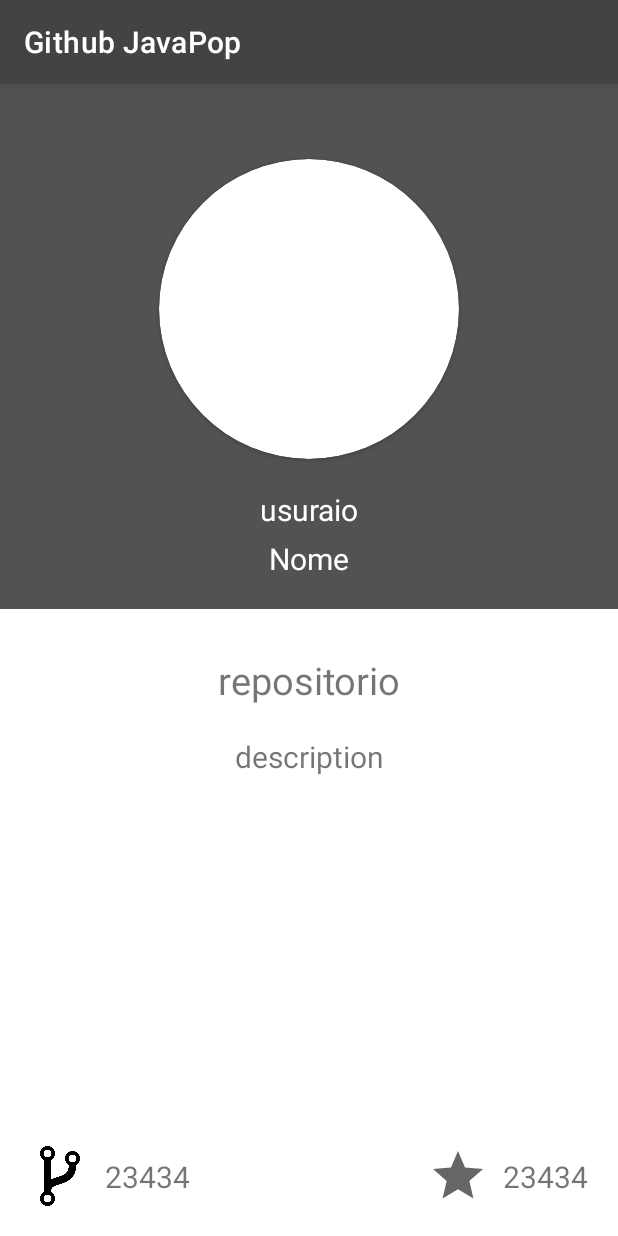
After one commit to LuizFurmann/Android-Java-App, an Android app: the RepoDetailsActivity screen opened directly, with no data from a screen before it, on a phone screen of 412 x 824 dp. The commit adds this screen. Run offline under Robolectric (Android 15) with nearby library versions, the phone set to English and light mode, and no system bars; pictures from the network do not load.

Commit message:
adicionado tela de detalhes e viewBinding

```diff
--- a/app/build.gradle
+++ b/app/build.gradle
@@ -27,7 +27,13 @@ android {
         sourceCompatibility JavaVersion.VERSION_1_8
         targetCompatibility JavaVersion.VERSION_1_8
     }
+
+    buildFeatures{
+        viewBinding = true
+    }
+
 }
+
 
 dependencies {
 
--- /dev/null
+++ b/app/src/main/java/com/aplicativo/topijava/view/RepoDetailsActivity.java
@@ -0,0 +1,46 @@
+package com.aplicativo.topijava.view;
+
+import androidx.appcompat.app.AppCompatActivity;
+import android.content.Intent;
+import android.os.Bundle;
+import com.aplicativo.topijava.databinding.ActivityRepoDetailsBinding;
+import com.aplicativo.topijava.model.Data;
+import com.aplicativo.topijava.model.Owner;
+import com.bumptech.glide.Glide;
+
+public class RepoDetailsActivity extends AppCompatActivity {
+
+    private ActivityRepoDetailsBinding binding;
+
+    @Override
+    protected void onCreate(Bundle savedInstanceState) {
+        binding = ActivityRepoDetailsBinding.inflate(getLayoutInflater());
+        super.onCreate(savedInstanceState);
+        setContentView(binding.getRoot());
+
+        updateView();
+    }
+
+    private void updateView(){
+        Intent intent = getIntent();
+        if (intent.getParcelableExtra("repo") != null) {
+            Data repo = (Data) getIntent().getParcelableExtra("repo");
+            Data data = repo;
+
+            binding.tvUsername.setText(data.getLogin());
+            binding.tvFullname.setText(data.getFull_name());
+            binding.tvRepoName.setText(data.getName());
+            binding.tvRepoDescription.setText(data.getDescription());
+            binding.tvFork.setText(data.getForsk());
+            binding.tvStar.setText(data.getStargazers_count());
+
+            if (intent.getParcelableExtra("imgProfile") != null) {
+                Owner profile = (Owner) getIntent().getParcelableExtra("imgProfile");
+                Owner image = profile;
+                Glide.with(binding.imgProfile)
+                        .load(profile.getAvatar_url())
+                        .into(binding.imgProfile);
+            }
+        }
+    }
+}
--- a/app/src/main/res/layout/activity_main.xml
+++ b/app/src/main/res/layout/activity_main.xml
@@ -4,7 +4,7 @@
     xmlns:tools="http://schemas.android.com/tools"
     android:layout_width="match_parent"
     android:layout_height="match_parent"
-    tools:context=".MainActivity">
+    tools:context=".view.MainActivity">
 
     <androidx.recyclerview.widget.RecyclerView
         android:id="@+id/rvUsuarios"
--- /dev/null
+++ b/app/src/main/res/layout/activity_repo_details.xml
@@ -0,0 +1,130 @@
+<?xml version="1.0" encoding="utf-8"?>
+<androidx.constraintlayout.widget.ConstraintLayout xmlns:android="http://schemas.android.com/apk/res/android"
+    xmlns:app="http://schemas.android.com/apk/res-auto"
+    xmlns:tools="http://schemas.android.com/tools"
+    android:layout_width="match_parent"
+    android:layout_height="match_parent"
+    tools:context=".view.RepoDetailsActivity">
+
+    <androidx.constraintlayout.widget.ConstraintLayout
+        android:id="@+id/cardImgProfile"
+        android:layout_width="match_parent"
+        android:layout_height="wrap_content"
+        android:paddingBottom="20dp"
+        android:background="@color/grey"
+        app:layout_constraintTop_toTopOf="parent"
+        app:layout_constraintStart_toStartOf="parent"
+        app:layout_constraintEnd_toEndOf="parent">
+
+        <androidx.cardview.widget.CardView
+            android:id="@+id/cardProfile"
+            android:layout_width="200dp"
+            android:layout_height="200dp"
+            android:layout_marginTop="50dp"
+            android:layout_gravity="center"
+            app:cardCornerRadius="250dp"
+            app:layout_constraintTop_toTopOf="parent"
+            app:layout_constraintStart_toStartOf="parent"
+            app:layout_constraintEnd_toEndOf="parent">
+
+            <ImageView
+                android:id="@+id/imgProfile"
+                android:layout_width="200dp"
+                android:layout_height="150dp"
+                android:layout_gravity="center"/>
+        </androidx.cardview.widget.CardView>
+
+        <TextView
+            android:id="@+id/tvUsername"
+            android:layout_width="wrap_content"
+            android:layout_height="wrap_content"
+            android:layout_marginTop="20dp"
+            android:text="usuraio"
+            android:textColor="@color/white"
+            android:textSize="20sp"
+            app:layout_constraintTop_toBottomOf="@+id/cardProfile"
+            app:layout_constraintStart_toStartOf="parent"
+            app:layout_constraintEnd_toEndOf="parent"/>
+
+        <TextView
+            android:id="@+id/tvFullname"
+            android:layout_width="wrap_content"
+            android:layout_height="wrap_content"
+            android:layout_marginTop="5dp"
+            android:text="Nome"
+            android:textColor="@color/white"
+            android:textSize="20sp"
+            app:layout_constraintTop_toBottomOf="@+id/tvUsername"
+            app:layout_constraintStart_toStartOf="parent"
+            app:layout_constraintEnd_toEndOf="parent"/>
+
+    </androidx.constraintlayout.widget.ConstraintLayout>
+
+    <TextView
+        android:id="@+id/tvRepoName"
+        android:layout_width="wrap_content"
+        android:layout_height="wrap_content"
+        android:layout_marginTop="30dp"
+        android:text="repositorio"
+        android:textSize="25sp"
+        app:layout_constraintTop_toBottomOf="@+id/cardImgProfile"
+        app:layout_constraintStart_toStartOf="parent"
+        app:layout_constraintEnd_toEndOf="parent"/>
+
+    <TextView
+        android:id="@+id/tvRepoDescription"
+        android:layout_width="match_parent"
+        android:layout_height="0dp"
+        android:textAlignment="center"
+        android:text="description"
+        android:layout_marginTop="20dp"
+        android:textSize="20sp"
+        app:layout_constraintBottom_toTopOf="@+id/imgFork"
+        app:layout_constraintTop_toBottomOf="@+id/tvRepoName"
+        app:layout_constraintStart_toStartOf="parent"
+        app:layout_constraintEnd_toEndOf="parent"/>
+
+    <ImageView
+        android:id="@+id/imgFork"
+        android:layout_width="40dp"
+        android:layout_height="40dp"
+        android:layout_margin="20dp"
+        android:src="@drawable/fork"
+        app:tint="@color/orange"
+        app:layout_constraintStart_toStartOf="parent"
+        app:layout_constraintBottom_toBottomOf="parent"/>
+
+    <TextView
+        android:id="@+id/tvFork"
+        android:layout_width="wrap_content"
+        android:layout_height="wrap_content"
+        android:text="23434"
+        android:textSize="20sp"
+        android:layout_marginStart="10dp"
+        app:layout_constraintStart_toEndOf="@+id/imgFork"
+        app:layout_constraintTop_toTopOf="@+id/imgFork"
+        app:layout_constraintBottom_toBottomOf="@+id/imgFork"/>
+
+    <ImageView
+        android:id="@+id/imgStart"
+        android:layout_width="40dp"
+        android:layout_height="40dp"
+        android:layout_marginEnd="10dp"
+        android:layout_marginBottom="20dp"
+        android:src="@drawable/ic_star"
+        app:tint="@color/orange"
+        app:layout_constraintEnd_toStartOf="@+id/tvStar"
+        app:layout_constraintBottom_toBottomOf="parent"/>
+
+    <TextView
+        android:id="@+id/tvStar"
+        android:layout_width="wrap_content"
+        android:layout_height="wrap_content"
+        android:text="23434"
+        android:textSize="20sp"
+        android:layout_marginEnd="20dp"
+        app:layout_constraintTop_toTopOf="@+id/imgStart"
+        app:layout_constraintBottom_toBottomOf="@+id/imgStart"
+        app:layout_constraintEnd_toEndOf="parent"/>
+
+</androidx.constraintlayout.widget.ConstraintLayout>
--- a/app/src/main/res/values/colors.xml
+++ b/app/src/main/res/values/colors.xml
@@ -5,6 +5,8 @@
     <color name="purple_700">#FF3700B3</color>
     <color name="teal_200">#FF03DAC5</color>
     <color name="teal_700">#FF018786</color>
+    <color name="orange">#FF9800</color>
     <color name="black">#FF000000</color>
+    <color name="grey">#525252</color>
     <color name="white">#FFFFFFFF</color>
 </resources>
```
Also changed, not shown: app/src/main/AndroidManifest.xml (+6 -3 lines), app/src/main/java/com/aplicativo/topijava/model/Data.java (+41 -1 lines), app/src/main/java/com/aplicativo/topijava/model/Owner.java (+30 -1 lines), app/src/main/java/com/aplicativo/topijava/view/MainActivity.java (renamed from app/src/main/java/com/aplicativo/topijava/MainActivity.java, +9 -3 lines), app/src/main/java/com/aplicativo/topijava/view/UsuarioAdapter.java (renamed from app/src/main/java/com/aplicativo/topijava/adapter/UsuarioAdapter.java, +26 -8 lines), gradle/wrapper/gradle-wrapper.properties, 2 other files.
